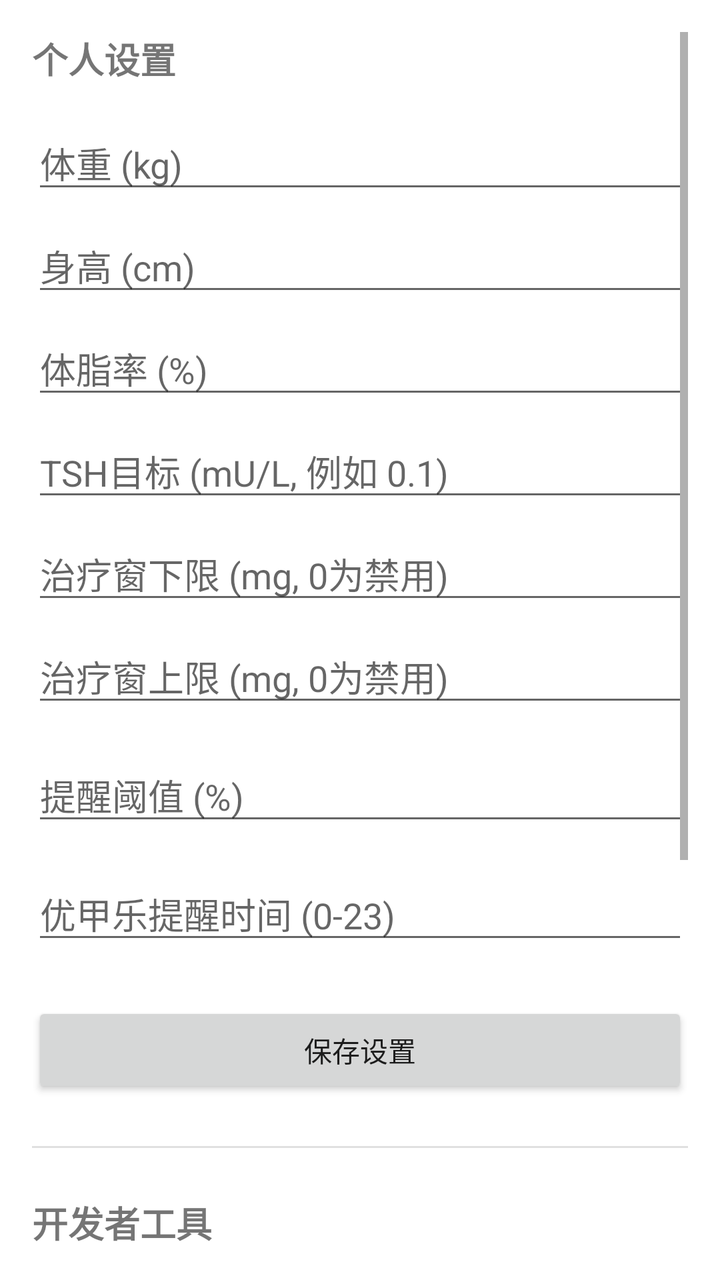
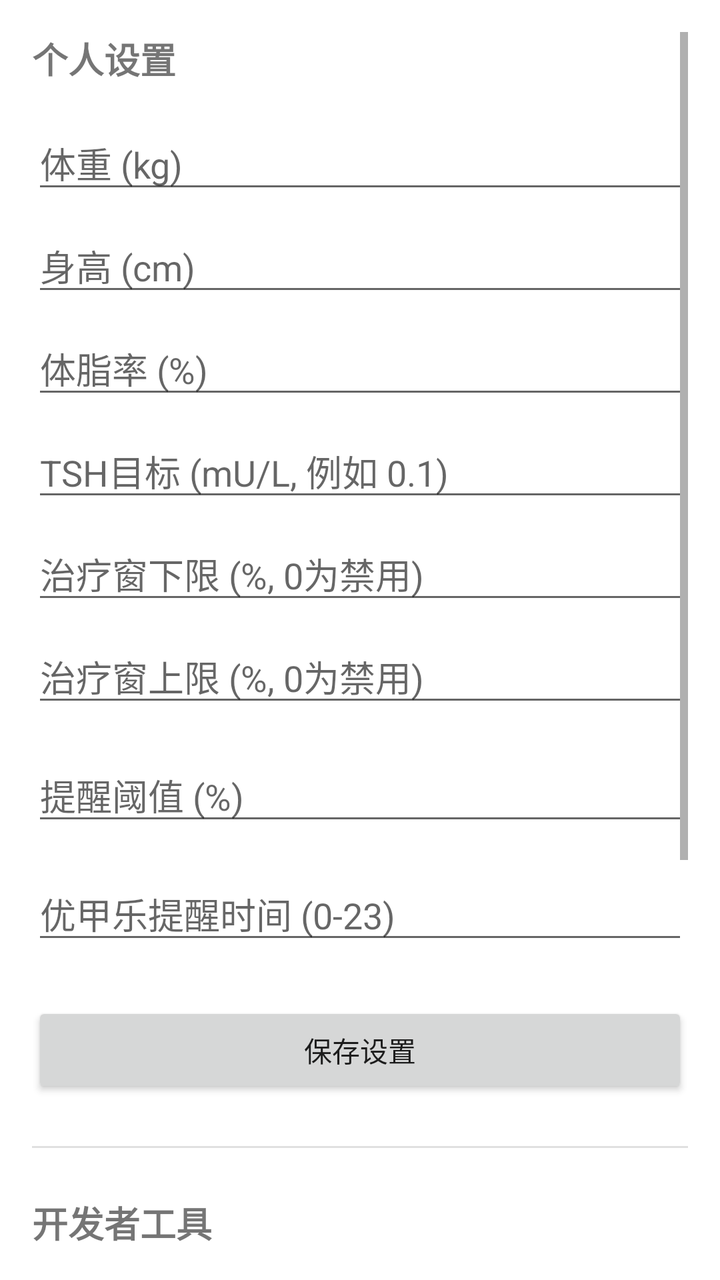

Two renders of the same Android screen: before a commit and after it. Below are the layout's source before the change and the commit's diff.
<!-- AndroidManifest.xml: application theme Theme.DrugTracker -->
<!-- res/layout/activity_settings.xml -->
<?xml version="1.0" encoding="utf-8"?>
<ScrollView xmlns:android="http://schemas.android.com/apk/res/android"
    android:layout_width="match_parent"
    android:layout_height="match_parent"
    android:padding="16dp">

    <LinearLayout
        android:layout_width="match_parent"
        android:layout_height="wrap_content"
        android:orientation="vertical">

        <TextView
            android:layout_width="wrap_content"
            android:layout_height="wrap_content"
            android:text="个人设置"
            android:textSize="18sp"
            android:textStyle="bold" />

        <EditText
            android:id="@+id/etWeight"
            android:layout_width="match_parent"
            android:layout_height="wrap_content"
            android:layout_marginTop="16dp"
            android:hint="体重 (kg)"
            android:inputType="numberDecimal" />

        <EditText
            android:id="@+id/etHeight"
            android:layout_width="match_parent"
            android:layout_height="wrap_content"
            android:layout_marginTop="8dp"
            android:hint="身高 (cm)"
            android:inputType="numberDecimal" />

        <EditText
            android:id="@+id/etBodyFat"
            android:layout_width="match_parent"
            android:layout_height="wrap_content"
            android:layout_marginTop="8dp"
            android:hint="体脂率 (%)"
            android:inputType="numberDecimal" />

        
        <EditText
            android:id="@+id/etTSHTarget"
            android:layout_width="match_parent"
            android:layout_height="wrap_content"
            android:layout_marginTop="8dp"
            android:hint="TSH目标 (mU/L, 例如 0.1)"
            android:inputType="numberDecimal" />

        
        <EditText
            android:id="@+id/etTherapyLow"
            android:layout_width="match_parent"
            android:layout_height="wrap_content"
            android:layout_marginTop="8dp"
            android:hint="治疗窗下限 (mg, 0为禁用)"
            android:inputType="numberDecimal" />

        
        <EditText
            android:id="@+id/etTherapyHigh"
            android:layout_width="match_parent"
            android:layout_height="wrap_content"
            android:layout_marginTop="8dp"
            android:hint="治疗窗上限 (mg, 0为禁用)"
            android:inputType="numberDecimal" />

        <EditText
            android:id="@+id/etThreshold"
            android:layout_width="match_parent"
            android:layout_height="wrap_content"
            android:layout_marginTop="16dp"
            android:hint="提醒阈值 (%)"
            android:inputType="number" />

        <EditText
            android:id="@+id/etLevoHour"
            android:layout_width="match_parent"
            android:layout_height="wrap_content"
            android:layout_marginTop="16dp"
            android:hint="优甲乐提醒时间 (0-23)"
            android:inputType="number" />

        <Button
            android:id="@+id/btnSave"
            android:layout_width="match_parent"
            android:layout_height="wrap_content"
            android:layout_marginTop="24dp"
            android:text="保存设置" />

        <View
            android:layout_width="match_parent"
            android:layout_height="1dp"
            android:layout_marginVertical="24dp"
            android:background="#E0E0E0" />

        <TextView
            android:layout_width="wrap_content"
            android:layout_height="wrap_content"
            android:text="开发者工具"
            android:textSize="18sp"
            android:textStyle="bold" />

        <Button
            android:id="@+id/btnExportLog"
            android:layout_width="match_parent"
            android:layout_height="wrap_content"
            android:layout_marginTop="16dp"
            android:text="导出错误日志" />

        <Button
            android:id="@+id/btnClearLog"
            android:layout_width="match_parent"
            android:layout_height="wrap_content"
            android:layout_marginTop="8dp"
            android:text="清空日志" />

        <View
            android:layout_width="match_parent"
            android:layout_height="1dp"
            android:layout_marginVertical="24dp"
            android:background="#E0E0E0" />

        <TextView
            android:layout_width="wrap_content"
            android:layout_height="wrap_content"
            android:text="数据备份"
            android:textSize="18sp"
            android:textStyle="bold" />

        <Button
            android:id="@+id/btnBackup"
            android:layout_width="match_parent"
            android:layout_height="wrap_content"
            android:layout_marginTop="16dp"
            android:text="备份数据" />

        <Button
            android:id="@+id/btnRestore"
            android:layout_width="match_parent"
            android:layout_height="wrap_content"
            android:layout_marginTop="8dp"
            android:text="恢复数据" />
    </LinearLayout>
</ScrollView>
<!-- resources referenced by this layout -->
<resources>
  <style name="Theme.DrugTracker" parent="Theme.MaterialComponents.DayNight.NoActionBar">
          <item name="windowActionBar">false</item>
          <item name="windowNoTitle">true</item>
  
          <item name="colorPrimary">@color/colorPrimary</item>
          <item name="colorPrimaryVariant">@color/colorPrimaryDark</item>
          <item name="colorOnPrimary">@color/white</item>
          <item name="colorSecondary">@color/colorAccent</item>
      </style>
  <color name="colorPrimary">#1976D2</color>
  <color name="colorPrimaryDark">#1565C0</color>
  <color name="white">#FFFFFF</color>
  <color name="colorAccent">#2196F3</color>
</resources>

<!-- the commit's change to res/layout/activity_settings.xml (unified diff, before → after) -->
@@ -55,7 +55,7 @@
             android:layout_width="match_parent"
             android:layout_height="wrap_content"
             android:layout_marginTop="8dp"
-            android:hint="治疗窗下限 (mg, 0为禁用)"
+            android:hint="治疗窗下限 (%, 0为禁用)"
             android:inputType="numberDecimal" />
 
         
@@ -64,7 +64,7 @@
             android:layout_width="match_parent"
             android:layout_height="wrap_content"
             android:layout_marginTop="8dp"
-            android:hint="治疗窗上限 (mg, 0为禁用)"
+            android:hint="治疗窗上限 (%, 0为禁用)"
             android:inputType="numberDecimal" />
 
         <EditText
